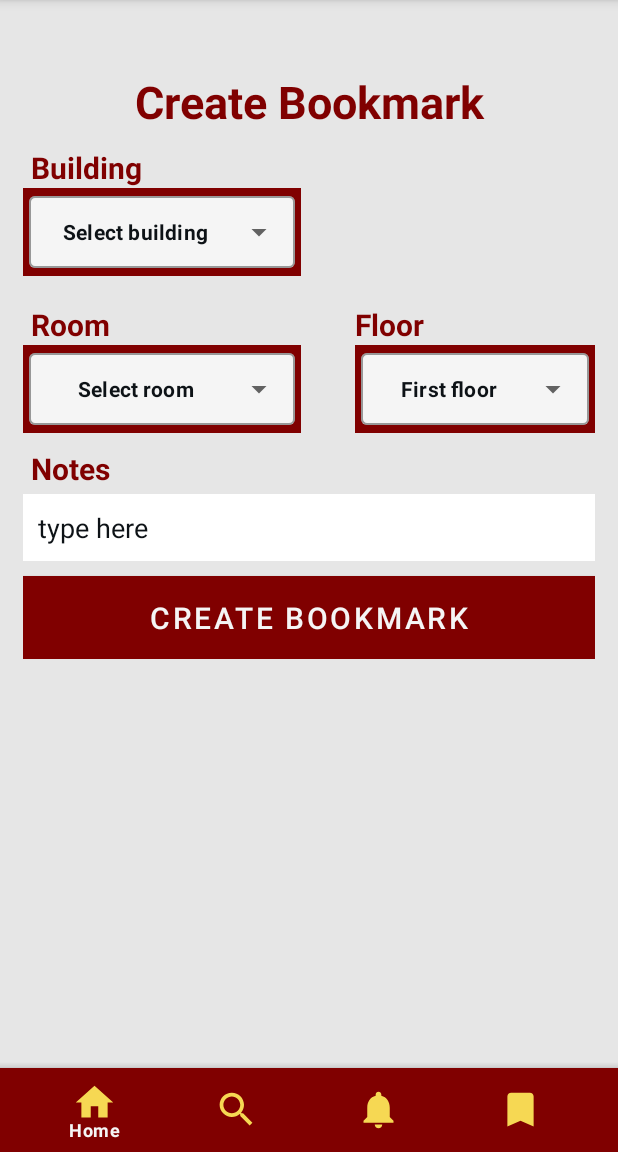
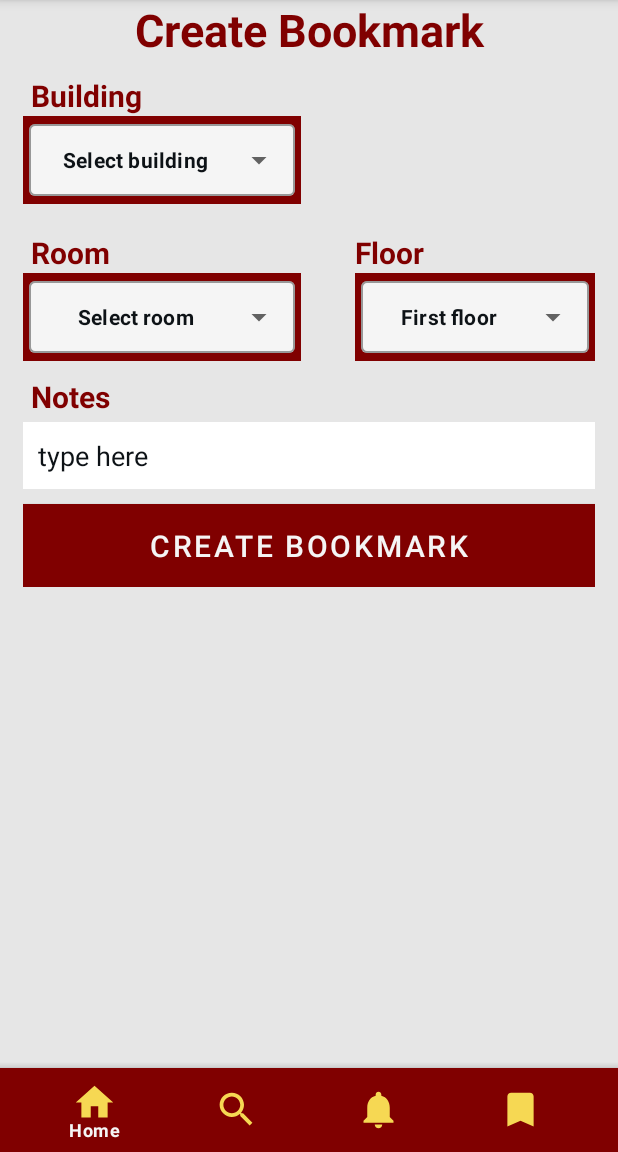
Before and after one commit to roman-batausa/NavigaIIT, an Android app: the fragment CreateBookmarkFragment placed in its activity, on a phone screen of 412 x 824 dp, the part 84-1236 px from its top. Run offline under Robolectric (Android 15) with nearby library versions, the phone set to English and light mode, and no system bars; 3 statements that could not run were skipped.

Commit message:
Init commit

```diff
--- a/app/src/main/res/layout/fragment_create_bookmark.xml
+++ b/app/src/main/res/layout/fragment_create_bookmark.xml
@@ -7,9 +7,7 @@
     android:layout_height="match_parent"
     android:background="@color/white_na_grey_gamay"
     android:id="@+id/create_bookmark_fragment"
-    tools:context=".CreateBookmarkFragment"
-    android:layout_marginBottom="48dp"
-    android:layout_marginTop="48dp">
+    tools:context=".CreateBookmarkFragment">
 
     <ScrollView
         android:layout_width="match_parent"
```
